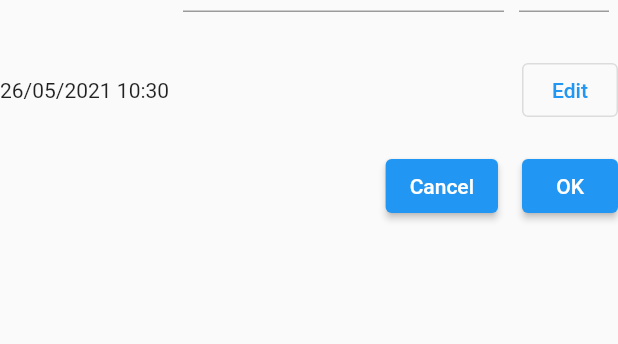
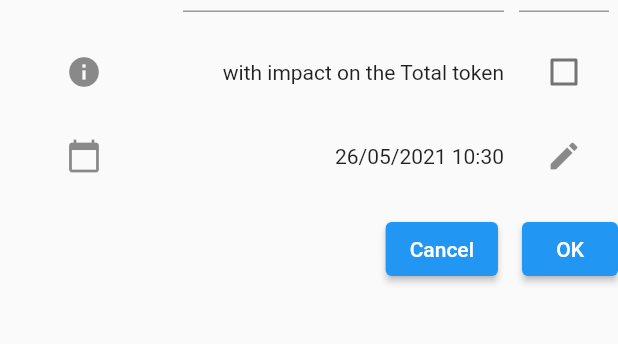
Before and after one commit to pierrickmartino/cryptoken, a Flutter app: the EditTransactionForm widget shown alone on an empty page, opened directly with empty values, after a tap on "OK", on a phone screen of 412 x 824 dp, the part 372-716 px from its top. Run offline on Flutter 3.47's test engine with Material 2 defaults, Android fonts, the phone set to English and light mode, and no system bars; drawn by our look-alikes of toggle_switch; our stand-ins replace cloud_firestore, firebase_auth, firebase_core, flutter_datetime_picker, flutter_multi_formatter, google_sign_in and 1 more; accounts and stored records are empty.

Commit message:
Improve transaction to let the user decide if the amount2 must impact position

```diff
--- a/lib/src/api/api.dart
+++ b/lib/src/api/api.dart
@@ -97,18 +97,21 @@ class Transaction {
     this.amountDebit,
     this.amountFee,
     this.price,
-      this.time);
+    this.time,
+    this.withImpactOnSecondPosition,
+  );
 
   factory Transaction.fromJson(Map<String, dynamic> json) =>
       _$TransactionFromJson(json);
 
   String tokenCredit, tokenDebit, tokenFee, tokenPrice;
   double amountCredit, amountDebit, amountFee, price;
+  bool withImpactOnSecondPosition;
 
   @JsonKey(fromJson: _timestampToDateTime, toJson: _dateTimeToTimestamp)
   DateTime time;
 
-  //@JsonKey(ignore: true)
+  @JsonKey(ignore: true)
   late String id;
 
   Map<String, dynamic> toJson() => _$TransactionToJson(this);
@@ -148,7 +151,7 @@ class Position {
   @JsonKey(fromJson: _timestampToDateTime, toJson: _dateTimeToTimestamp)
   DateTime time;
 
-  //@JsonKey(ignore: true)
+  @JsonKey(ignore: true)
   late String id;
 
   Map<String, dynamic> toJson() => _$PositionToJson(this);
--- a/lib/src/widgets/transaction_forms.dart
+++ b/lib/src/widgets/transaction_forms.dart
@@ -22,8 +22,8 @@ class NewTransactionForm extends StatefulWidget {
 
 class _NewTransactionFormState extends State<NewTransactionForm> {
   Portfolio? _selected = Portfolio('');
-  final Transaction _transaction =
-      Transaction('BTC', 'USDT', 'USDT', 'USDT', 0, 0, 0, 0, DateTime.now());
+  final Transaction _transaction = Transaction(
+      'BTC', 'USDT', 'USDT', 'USDT', 0, 0, 0, 0, DateTime.now(), true);
 
   @override
   void initState() {
@@ -55,6 +55,7 @@ class _NewTransactionFormState extends State<NewTransactionForm> {
           portfolio: _selected!,
           onDone: (shouldInsert) async {
             if (shouldInsert) {
+              print('Inside shouldInsert');
               // first regarding the Credit part of the transaction
               try {
                 // try to find if the position already exists
@@ -64,11 +65,14 @@ class _NewTransactionFormState extends State<NewTransactionForm> {
                     oldPositionCredit.token,
                     oldPositionCredit.amount + _transaction.amountCredit,
                     oldPositionCredit.time);
-
+                print('Before update');
                 // if we find the position, we need to update it
                 await api.positions.update(
                     _selected!.id, _transaction.tokenCredit, newPositionCredit);
+
+                print('After update');
               } catch (e) {
+                print('Inside catch');
                 // if not, we should get an error then insert the new position
                 await api.positions.insert(
                     _selected!.id,
@@ -78,7 +82,11 @@ class _NewTransactionFormState extends State<NewTransactionForm> {
                         _transaction.time));
               }
 
+              if (_transaction.withImpactOnSecondPosition)
               // then regarding the Debit part of the transaction
+              {
+                print('Inside _transaction.withImpactOnSecondPosition');
+
                 try {
                   // try to find if the position already exists
                   final oldPositionDebit = await api.positions
@@ -100,7 +108,8 @@ class _NewTransactionFormState extends State<NewTransactionForm> {
                           -_transaction.amountDebit.toDouble(),
                           _transaction.time));
                 }
-
+              }
+              print('Before insert');
               // finally insert the transaction linked to the portfolio
               await api.transactions.insert(
                   _selected!.id,
@@ -113,7 +122,8 @@ class _NewTransactionFormState extends State<NewTransactionForm> {
                       _transaction.amountDebit.toDouble(),
                       _transaction.amountFee.toDouble(),
                       _transaction.price.toDouble(),
-                      _transaction.time));
+                      _transaction.time,
+                      _transaction.withImpactOnSecondPosition));
 
               ScaffoldMessenger.of(context).showSnackBar(
                 const SnackBar(
@@ -155,17 +165,6 @@ class _EditTransactionFormState extends State<EditTransactionForm> {
 
   @override
   Widget build(BuildContext context) {
-    //final Transaction _transaction = widget.transaction;
-    // double _amountCredit = _transaction.amountCredit,
-    //     _amountDebit = _transaction.amountDebit,
-    //     _amountFee = _transaction.amountFee,
-    //     _price = _transaction.price;
-    // String _tokenCredit = _transaction.tokenCredit,
-    //     _tokenDebit = _transaction.tokenDebit,
-    //     _tokenFee = _transaction.tokenFee,
-    //     _tokenPrice = _transaction.tokenPrice;
-    // DateTime _time = _transaction.time;
-
     return Form(
       key: _formKey,
       child: Column(
@@ -504,18 +503,61 @@ class _EditTransactionFormState extends State<EditTransactionForm> {
               ],
             ),
           ),
-          Padding(
-            padding: const EdgeInsets.symmetric(vertical: 16),
-            child: Row(
-              mainAxisAlignment: MainAxisAlignment.spaceBetween,
+          ListTile(
+            contentPadding: const EdgeInsets.symmetric(horizontal: 6),
+            leading: const SizedBox(
+              width: 100,
+              child: Icon(Icons.info),
+            ),
+            title: Row(
               children: [
-                Text(
+                const Expanded(
+                  child: Text('with impact on the Total token',
+                      style: TextStyle(fontSize: 14), textAlign: TextAlign.end),
+                ),
+                const SizedBox(
+                  width: 10,
+                ),
+                SizedBox(
+                  width: 60,
+                  child: Checkbox(
+                    value: widget.transaction.withImpactOnSecondPosition,
+                    onChanged: (newValue) {
+                      setState(() {
+                        widget.transaction.withImpactOnSecondPosition =
+                            newValue!;
+                      });
+                    },
+                  ),
+                ),
+              ],
+            ),
+          ),
+          ListTile(
+            contentPadding: const EdgeInsets.symmetric(horizontal: 6),
+            leading: const SizedBox(
+              width: 100,
+              child: Icon(Icons.calendar_today),
+            ),
+            title: Row(
+              children: [
+                Expanded(
+                  child: Text(
                       intl.DateFormat('dd/MM/yyyy HH:mm')
                           .format(widget.transaction.time),
+                      style: const TextStyle(fontSize: 14),
+                      textAlign: TextAlign.end),
                 ),
-                OutlinedButton(
+                const SizedBox(
+                  width: 10,
+                ),
+                SizedBox(
+                  width: 60,
+                  child: IconButton(
+                    icon: const Icon(Icons.edit),
                     onPressed: () async {
-                    final result = await DatePicker.showDateTimePicker(context,
+                      final result =
+                          await DatePicker.showDateTimePicker(context,
                               //showTitleActions: true,
                               onChanged: (date) {}, onConfirm: (date) {
                         widget.transaction.time = date;
@@ -529,13 +571,13 @@ class _EditTransactionFormState extends State<EditTransactionForm> {
                         widget.transaction.time = result;
                       });
                     },
-                  child: const Text(
-                    'Edit',
-                    style: TextStyle(color: Colors.blue),
                   ),
                 ),
               ],
             ),
+          ),
+          const SizedBox(
+            height: 10,
           ),
           Row(
             mainAxisAlignment: MainAxisAlignment.end,
@@ -555,6 +597,8 @@ class _EditTransactionFormState extends State<EditTransactionForm> {
                   onPressed: () async {
                     if (_formKey.currentState!.validate()) {
                       try {
+                        print('Inside _formKey.currentState!.validate()');
+
                         // 1. Find the positions (credit and debit) in relation with the transaction
                         final oldPositionCredit =
                             await Provider.of<AppState>(context, listen: false)
@@ -569,8 +613,29 @@ class _EditTransactionFormState extends State<EditTransactionForm> {
                                 widget.transaction.amountCredit,
                             oldPositionCredit.time);
 
-                        final oldPositionDebit =
-                            await Provider.of<AppState>(context, listen: false)
+                        print(
+                            'update old Position ${oldPositionCredit.token} - ${oldPositionCredit.amount}');
+                        print(
+                            'with new Position ${newPositionCredit.token} - ${newPositionCredit.amount}');
+                        print(
+                            'update position ${widget.transaction.tokenCredit}');
+
+                        // 2. Update the position
+                        await Provider.of<AppState>(context, listen: true)
+                            .api
+                            .positions
+                            .update(
+                                widget.portfolio.id,
+                                widget.transaction.tokenCredit,
+                                newPositionCredit);
+
+                        if (widget.transaction.withImpactOnSecondPosition) {
+                          print(
+                              'Inside widget.transaction.withImpactOnSecondPosition');
+
+                          final oldPositionDebit = await Provider.of<AppState>(
+                                  context,
+                                  listen: false)
                               .api
                               .positions
                               .get(widget.portfolio.id,
@@ -582,15 +647,6 @@ class _EditTransactionFormState extends State<EditTransactionForm> {
                                   widget.transaction.amountDebit,
                               oldPositionDebit.time);
 
-                        // 2. Update the positions
-                        await Provider.of<AppState>(context, listen: false)
-                            .api
-                            .positions
-                            .update(
-                                widget.portfolio.id,
-                                widget.transaction.tokenCredit,
-                                newPositionCredit);
-
                           await Provider.of<AppState>(context, listen: false)
                               .api
                               .positions
@@ -598,24 +654,16 @@ class _EditTransactionFormState extends State<EditTransactionForm> {
                                   widget.portfolio.id,
                                   widget.transaction.tokenDebit,
                                   newPositionDebit);
+                        }
 
                         // 3. Delete the transaction
                         await Provider.of<AppState>(context, listen: false)
                             .api
                             .transactions
                             .delete(widget.portfolio.id, widget.transaction.id);
-                      } catch (_) {}
-                      // new transaction
-                      //widget.transaction.amountCredit = _amountCredit;
-                      // widget.transaction.tokenCredit = _tokenCredit;
-                      // widget.transaction.amountDebit = _amountDebit;
-                      // widget.transaction.tokenDebit = _tokenDebit;
-                      // widget.transaction.amountFee = _amountFee;
-                      // widget.transaction.tokenFee = _tokenFee;
-                      // widget.transaction.price = _price;
-                      // widget.transaction.tokenPrice = _tokenPrice;
-                      // widget.transaction.time = _time;
-                      //widget.transaction.id = widget.transaction.id;
+                      } catch (e) {
+                        print(e);
+                      }
 
                       widget.onDone(true);
                     }
```
Also changed, not shown: lib/src/api/mock.dart (+12 -8 lines), lib/src/widgets/dialogs.dart (+12 -3 lines), lib/src/api/api.g.dart. Lines whose indentation alone changed are shown as unchanged.
